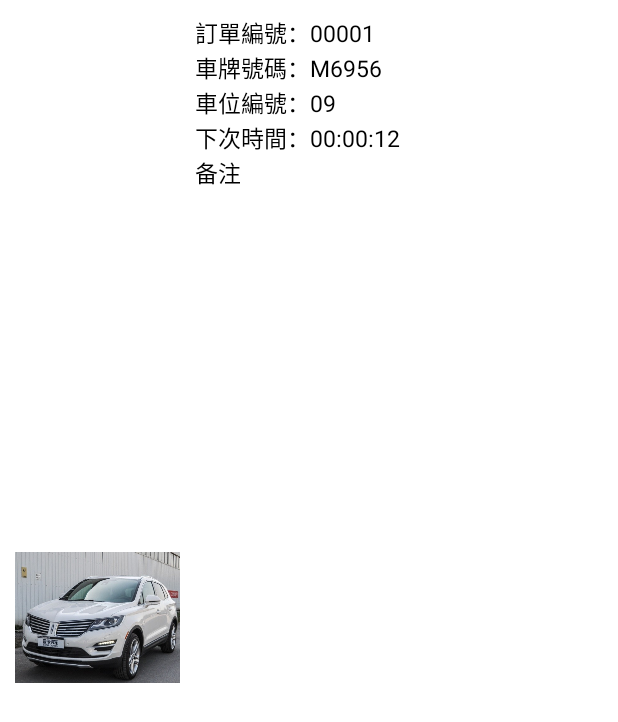
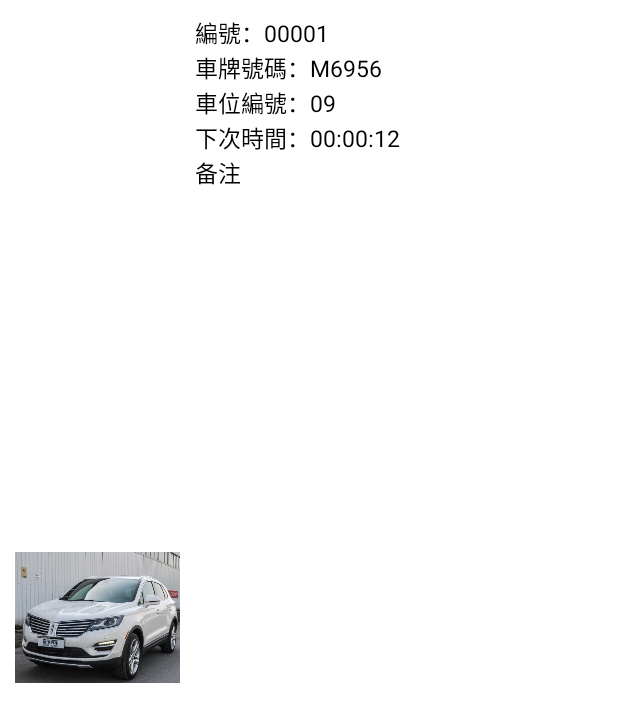
Before and after one commit to 17710622616/CoinHand, an Android app: the layout item_pop_order_list.xml on its own in the app's theme, with its tools: preview values and no code run, on a phone screen of 412 x 824 dp. Shown: the top 722 px of the screen. Run offline under Robolectric (Android 15) with nearby library versions, the phone set to English and light mode, and no system bars.

Commit message:
修改资料

```diff
--- a/app/src/main/java/com/bssf/john_li/coinhand/CHFragment/InsertCoinsFragment.java
+++ b/app/src/main/java/com/bssf/john_li/coinhand/CHFragment/InsertCoinsFragment.java
@@ -492,14 +492,14 @@ public class InsertCoinsFragment extends LazyLoadFragment implements View.OnClic
         TextView machineTv = contentView.findViewById(R.id.pop_macheine_address);
         ImageView cancleIv = contentView.findViewById(R.id.pop_cancle);
         ListView popOrderList = contentView.findViewById(R.id.pop_order_list_lv);
-        machineTv.setText("編        號：" + machineNo + "\n咪錶位置：");
+        final List<OrderListOutModel.DataBean> orderThatMacheineList = getOrderList(machineNo);
+        machineTv.setText("編        號：" + machineNo + "\t\t\t\t区域：" + orderThatMacheineList.get(0).getSoltMachine().getAreaCode() + "\n咪錶位置：" + orderThatMacheineList.get(0).getSoltMachine().getAddress());
         cancleIv.setOnClickListener(new View.OnClickListener() {
             @Override
             public void onClick(View v) {
                 mPopWindow.dismiss();
             }
         });
-        final List<OrderListOutModel.DataBean> orderThatMacheineList = getOrderList(machineNo);
         PopOrderListAdapter adapter = new PopOrderListAdapter(orderThatMacheineList, getActivity());
         popOrderList.setAdapter(adapter);
         popOrderList.setOnItemClickListener(new AdapterView.OnItemClickListener() {
--- a/app/src/main/res/layout/item_pop_order_list.xml
+++ b/app/src/main/res/layout/item_pop_order_list.xml
@@ -25,7 +25,7 @@
             android:id="@+id/item_pop_order_no"
             android:layout_width="wrap_content"
             android:layout_height="wrap_content"
-            android:text="訂單編號：00001"
+            android:text="編號：00001"
             android:textSize="15sp"
             android:textColor="#000"/>
         <TextView
```
Also changed, not shown: app/src/main/java/com/bssf/john_li/coinhand/CHAdapter/PopOrderListAdapter.java (+6 -1 lines).
